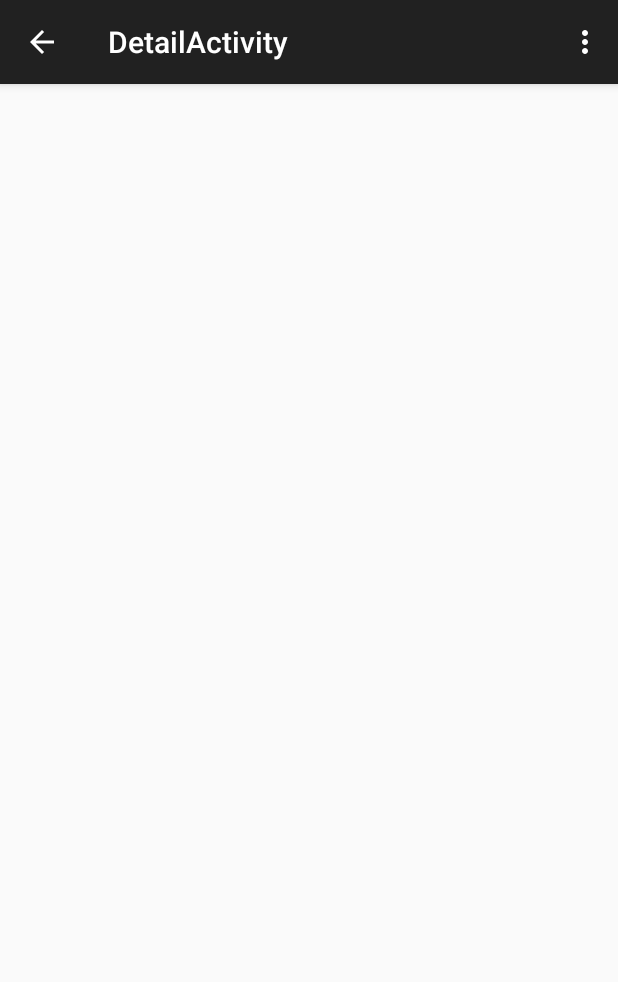
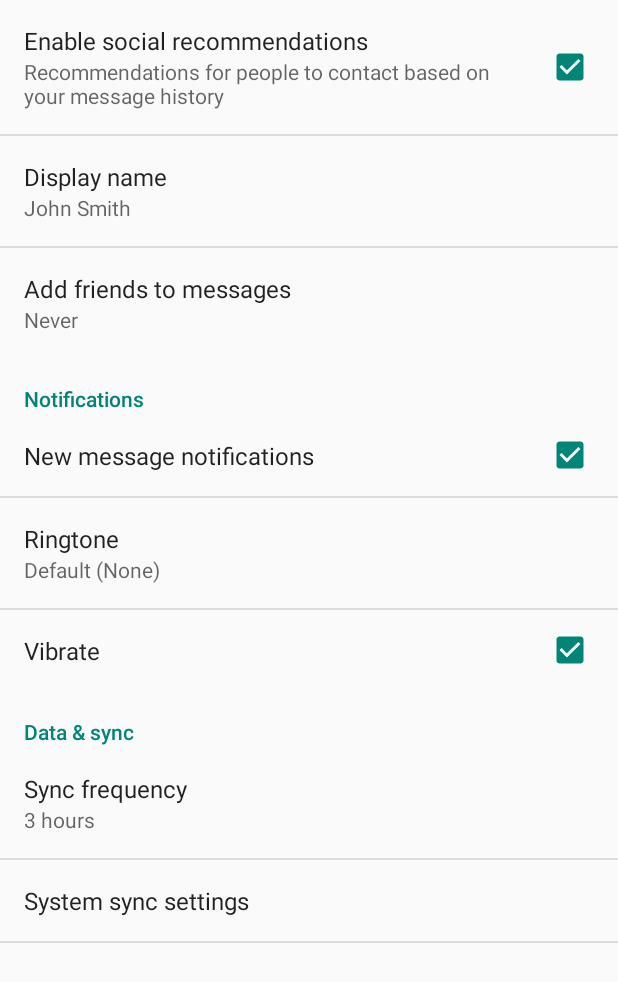
Before and after one commit to dheeraj9198/WeatherApp, an Android app: the DetailActivity screen opened directly, with no data from a screen before it, in the options menu, after a tap on "Settings", on a phone screen of 412 x 824 dp. Shown: the top 982 px of the screen. Run offline under Robolectric (Android 15) with nearby library versions, the phone set to English and light mode, and no system bars.

Commit message:
settings activity

```diff
--- a/app/build.gradle
+++ b/app/build.gradle
@@ -9,7 +9,9 @@ dependencies {
     compile 'com.android.support:appcompat-v7:21.0.3'
     compile 'com.fasterxml.jackson.core:jackson-core:2.2.3'
     compile 'com.fasterxml.jackson.core:jackson-databind:2.2.3'
+    compile 'com.android.support:support-v4:21.0.3'
 }
+
 
 android {
     compileSdkVersion 21
--- a/app/src/main/java/sachan/dheeraj/weatherapp/DetailActivity.java
+++ b/app/src/main/java/sachan/dheeraj/weatherapp/DetailActivity.java
@@ -12,6 +12,7 @@ import android.view.View;
 import android.view.ViewGroup;
 import android.os.Build;
 import android.widget.TextView;
+import android.widget.Toast;
 
 
 public class DetailActivity extends ActionBarActivity {
@@ -53,6 +54,9 @@ public class DetailActivity extends ActionBarActivity {
 
         //noinspection SimplifiableIfStatement
         if (id == R.id.action_settings) {
+            Toast.makeText(DetailActivity.this, "starting settings", Toast.LENGTH_LONG).show();
+            Intent intent = new Intent(DetailActivity.this,SettingsActivity.class);
+            startActivity(intent);
             return true;
         }
 
--- a/app/src/main/java/sachan/dheeraj/weatherapp/MainActivity.java
+++ b/app/src/main/java/sachan/dheeraj/weatherapp/MainActivity.java
@@ -1,9 +1,11 @@
 package sachan.dheeraj.weatherapp;
 
+import android.content.Intent;
 import android.support.v7.app.ActionBarActivity;
 import android.os.Bundle;
 import android.view.Menu;
 import android.view.MenuItem;
+import android.widget.Toast;
 
 // http://api.openweathermap.org/data/2.5/forecast/daily?q=94043&mode=json&units=metric&cnt=7
 // https://gist.github.com/anonymous/1c04bf2423579e9d2dcd
@@ -36,7 +38,10 @@ public class MainActivity extends ActionBarActivity {
         // as you specify a parent activity in AndroidManifest.xml.
         int id = item.getItemId();
         //noinspection SimplifiableIfStatement
-        if (id == R.id.action_settings) {
+        if(id == R.id.action_settings){
+            Toast.makeText(MainActivity.this, "starting settings", Toast.LENGTH_LONG).show();
+            Intent intent = new Intent(MainActivity.this,SettingsActivity.class);
+            startActivity(intent);
             return true;
         }
         return super.onOptionsItemSelected(item);
--- /dev/null
+++ b/app/src/main/java/sachan/dheeraj/weatherapp/SettingsActivity.java
@@ -0,0 +1,296 @@
+package sachan.dheeraj.weatherapp;
+
+import android.annotation.TargetApi;
+import android.content.Context;
+import android.content.res.Configuration;
+import android.media.Ringtone;
+import android.media.RingtoneManager;
+import android.net.Uri;
+import android.os.Build;
+import android.os.Bundle;
+import android.preference.ListPreference;
+import android.preference.Preference;
+import android.preference.PreferenceActivity;
+import android.preference.PreferenceCategory;
+import android.preference.PreferenceFragment;
+import android.preference.PreferenceManager;
+import android.preference.RingtonePreference;
+import android.text.TextUtils;
+import android.view.MenuItem;
+import android.support.v4.app.NavUtils;
+
+
+import java.util.List;
+
+/**
+ * A {@link PreferenceActivity} that presents a set of application settings. On
+ * handset devices, settings are presented as a single list. On tablets,
+ * settings are split by category, with category headers shown to the left of
+ * the list of settings.
+ * <p/>
+ * See <a href="http://developer.android.com/design/patterns/settings.html">
+ * Android Design: Settings</a> for design guidelines and the <a
+ * href="http://developer.android.com/guide/topics/ui/settings.html">Settings
+ * API Guide</a> for more information on developing a Settings UI.
+ */
+public class SettingsActivity extends PreferenceActivity {
+    /**
+     * Determines whether to always show the simplified settings UI, where
+     * settings are presented in a single list. When false, settings are shown
+     * as a master/detail two-pane view on tablets. When true, a single pane is
+     * shown on tablets.
+     */
+    private static final boolean ALWAYS_SIMPLE_PREFS = false;
+
+    @Override
+    protected void onCreate(Bundle savedInstanceState) {
+        super.onCreate(savedInstanceState);
+        setupActionBar();
+    }
+
+    /**
+     * Set up the {@link android.app.ActionBar}, if the API is available.
+     */
+    @TargetApi(Build.VERSION_CODES.HONEYCOMB)
+    private void setupActionBar() {
+        if (Build.VERSION.SDK_INT >= Build.VERSION_CODES.HONEYCOMB) {
+            // Show the Up button in the action bar.
+            //getActionBar().setDisplayHomeAsUpEnabled(true);
+        }
+    }
+
+    @Override
+    public boolean onOptionsItemSelected(MenuItem item) {
+        int id = item.getItemId();
+        if (id == android.R.id.home) {
+            // This ID represents the Home or Up button. In the case of this
+            // activity, the Up button is shown. Use NavUtils to allow users
+            // to navigate up one level in the application structure. For
+            // more details, see the Navigation pattern on Android Design:
+            //
+            // http://developer.android.com/design/patterns/navigation.html#up-vs-back
+            //
+            // TODO: If Settings has multiple levels, Up should navigate up
+            // that hierarchy.
+            NavUtils.navigateUpFromSameTask(this);
+            return true;
+        }
+        return super.onOptionsItemSelected(item);
+    }
+
+    @Override
+    protected void onPostCreate(Bundle savedInstanceState) {
+        super.onPostCreate(savedInstanceState);
+
+        setupSimplePreferencesScreen();
+    }
+
+    /**
+     * Shows the simplified settings UI if the device configuration if the
+     * device configuration dictates that a simplified, single-pane UI should be
+     * shown.
+     */
+    private void setupSimplePreferencesScreen() {
+        if (!isSimplePreferences(this)) {
+            return;
+        }
+
+        // In the simplified UI, fragments are not used at all and we instead
+        // use the older PreferenceActivity APIs.
+
+        // Add 'general' preferences.
+        addPreferencesFromResource(R.xml.pref_general);
+
+        // Add 'notifications' preferences, and a corresponding header.
+        PreferenceCategory fakeHeader = new PreferenceCategory(this);
+        fakeHeader.setTitle(R.string.pref_header_notifications);
+        getPreferenceScreen().addPreference(fakeHeader);
+        addPreferencesFromResource(R.xml.pref_notification);
+
+        // Add 'data and sync' preferences, and a corresponding header.
+        fakeHeader = new PreferenceCategory(this);
+        fakeHeader.setTitle(R.string.pref_header_data_sync);
+        getPreferenceScreen().addPreference(fakeHeader);
+        addPreferencesFromResource(R.xml.pref_data_sync);
+
+        // Bind the summaries of EditText/List/Dialog/Ringtone preferences to
+        // their values. When their values change, their summaries are updated
+        // to reflect the new value, per the Android Design guidelines.
+        bindPreferenceSummaryToValue(findPreference("example_text"));
+        bindPreferenceSummaryToValue(findPreference("example_list"));
+        bindPreferenceSummaryToValue(findPreference("notifications_new_message_ringtone"));
+        bindPreferenceSummaryToValue(findPreference("sync_frequency"));
+    }
+
+    /**
+     * {@inheritDoc}
+     */
+    @Override
+    public boolean onIsMultiPane() {
+        return isXLargeTablet(this) && !isSimplePreferences(this);
+    }
+
+    /**
+     * Helper method to determine if the device has an extra-large screen. For
+     * example, 10" tablets are extra-large.
+     */
+    private static boolean isXLargeTablet(Context context) {
+        return (context.getResources().getConfiguration().screenLayout
+                & Configuration.SCREENLAYOUT_SIZE_MASK) >= Configuration.SCREENLAYOUT_SIZE_XLARGE;
+    }
+
+    /**
+     * Determines whether the simplified settings UI should be shown. This is
+     * true if this is forced via {@link #ALWAYS_SIMPLE_PREFS}, or the device
+     * doesn't have newer APIs like {@link PreferenceFragment}, or the device
+     * doesn't have an extra-large screen. In these cases, a single-pane
+     * "simplified" settings UI should be shown.
+     */
+    private static boolean isSimplePreferences(Context context) {
+        return ALWAYS_SIMPLE_PREFS
+                || Build.VERSION.SDK_INT < Build.VERSION_CODES.HONEYCOMB
+                || !isXLargeTablet(context);
+    }
+
+    /**
+     * {@inheritDoc}
+     */
+    @Override
+    @TargetApi(Build.VERSION_CODES.HONEYCOMB)
+    public void onBuildHeaders(List<Header> target) {
+        if (!isSimplePreferences(this)) {
+            loadHeadersFromResource(R.xml.pref_headers, target);
+        }
+    }
+
+    /**
+     * A preference value change listener that updates the preference's summary
+     * to reflect its new value.
+     */
+    private static Preference.OnPreferenceChangeListener sBindPreferenceSummaryToValueListener = new Preference.OnPreferenceChangeListener() {
+        @Override
+        public boolean onPreferenceChange(Preference preference, Object value) {
+            String stringValue = value.toString();
+
+            if (preference instanceof ListPreference) {
+                // For list preferences, look up the correct display value in
+                // the preference's 'entries' list.
+                ListPreference listPreference = (ListPreference) preference;
+                int index = listPreference.findIndexOfValue(stringValue);
+
+                // Set the summary to reflect the new value.
+                preference.setSummary(
+                        index >= 0
+                                ? listPreference.getEntries()[index]
+                                : null);
+
+            } else if (preference instanceof RingtonePreference) {
+                // For ringtone preferences, look up the correct display value
+                // using RingtoneManager.
+                if (TextUtils.isEmpty(stringValue)) {
+                    // Empty values correspond to 'silent' (no ringtone).
+                    preference.setSummary(R.string.pref_ringtone_silent);
+
+                } else {
+                    Ringtone ringtone = RingtoneManager.getRingtone(
+                            preference.getContext(), Uri.parse(stringValue));
+
+                    if (ringtone == null) {
+                        // Clear the summary if there was a lookup error.
+                        preference.setSummary(null);
+                    } else {
+                        // Set the summary to reflect the new ringtone display
+                        // name.
+                        String name = ringtone.getTitle(preference.getContext());
+                        preference.setSummary(name);
+                    }
+                }
+
+            } else {
+                // For all other preferences, set the summary to the value's
+                // simple string representation.
+                preference.setSummary(stringValue);
+            }
+            return true;
+        }
+    };
+
+    /**
+     * Binds a preference's summary to its value. More specifically, when the
+     * preference's value is changed, its summary (line of text below the
+     * preference title) is updated to reflect the value. The summary is also
+     * immediately updated upon calling this method. The exact display format is
+     * dependent on the type of preference.
+     *
+     * @see #sBindPreferenceSummaryToValueListener
+     */
+    private static void bindPreferenceSummaryToValue(Preference preference) {
+        // Set the listener to watch for value changes.
+        preference.setOnPreferenceChangeListener(sBindPreferenceSummaryToValueListener);
+
+        // Trigger the listener immediately with the preference's
+        // current value.
+        sBindPreferenceSummaryToValueListener.onPreferenceChange(preference,
+                PreferenceManager
+                        .getDefaultSharedPreferences(preference.getContext())
+                        .getString(preference.getKey(), ""));
+    }
+
+    /**
+     * This fragment shows general preferences only. It is used when the
+     * activity is showing a two-pane settings UI.
+     */
+    @TargetApi(Build.VERSION_CODES.HONEYCOMB)
+    public static class GeneralPreferenceFragment extends PreferenceFragment {
+        @Override
+        public void onCreate(Bundle savedInstanceState) {
+            super.onCreate(savedInstanceState);
+            addPreferencesFromResource(R.xml.pref_general);
+
+            // Bind the summaries of EditText/List/Dialog/Ringtone preferences
+            // to their values. When their values change, their summaries are
+            // updated to reflect the new value, per the Android Design
+            // guidelines.
+            bindPreferenceSummaryToValue(findPreference("example_text"));
+            bindPreferenceSummaryToValue(findPreference("example_list"));
+        }
+    }
+
+    /**
+     * This fragment shows notification preferences only. It is used when the
+     * activity is showing a two-pane settings UI.
+     */
+    @TargetApi(Build.VERSION_CODES.HONEYCOMB)
+    public static class NotificationPreferenceFragment extends PreferenceFragment {
+        @Override
+        public void onCreate(Bundle savedInstanceState) {
+            super.onCreate(savedInstanceState);
+            addPreferencesFromResource(R.xml.pref_notification);
+
+            // Bind the summaries of EditText/List/Dialog/Ringtone preferences
+            // to their values. When their values change, their summaries are
+            // updated to reflect the new value, per the Android Design
+            // guidelines.
+            bindPreferenceSummaryToValue(findPreference("notifications_new_message_ringtone"));
+        }
+    }
+
+    /**
+     * This fragment shows data and sync preferences only. It is used when the
+     * activity is showing a two-pane settings UI.
+     */
+    @TargetApi(Build.VERSION_CODES.HONEYCOMB)
+    public static class DataSyncPreferenceFragment extends PreferenceFragment {
+        @Override
+        public void onCreate(Bundle savedInstanceState) {
+            super.onCreate(savedInstanceState);
+            addPreferencesFromResource(R.xml.pref_data_sync);
+
+            // Bind the summaries of EditText/List/Dialog/Ringtone preferences
+            // to their values. When their values change, their summaries are
+            // updated to reflect the new value, per the Android Design
+            // guidelines.
+            bindPreferenceSummaryToValue(findPreference("sync_frequency"));
+        }
+    }
+}
--- a/app/src/main/res/menu/menu_detail.xml
+++ b/app/src/main/res/menu/menu_detail.xml
@@ -2,6 +2,9 @@
     xmlns:app="http://schemas.android.com/apk/res-auto"
     xmlns:tools="http://schemas.android.com/tools"
     tools:context="sachan.dheeraj.weatherapp.DetailActivity">
-    <item android:id="@+id/action_settings" android:title="@string/action_settings"
-        android:orderInCategory="100" app:showAsAction="never" />
+    <item
+        android:id="@+id/action_settings"
+        android:orderInCategory="100"
+        android:title="@string/action_settings"
+        app:showAsAction="never" />
 </menu>
--- /dev/null
+++ b/app/src/main/res/values/strings_activity_settings.xml
@@ -0,0 +1,61 @@
+<resources>
+    <string name="title_activity_settings">Settings</string>
+
+    <!-- Strings related to Settings -->
+
+    <!-- Example General settings -->
+    <string name="pref_header_general">General</string>
+
+    <string name="pref_title_social_recommendations">Enable social recommendations</string>
+    <string name="pref_description_social_recommendations">Recommendations for people to contact
+        based on your message history
+    </string>
+
+    <string name="pref_title_display_name">Display name</string>
+    <string name="pref_default_display_name">John Smith</string>
+
+    <string name="pref_title_add_friends_to_messages">Add friends to messages</string>
+    <string-array name="pref_example_list_titles">
+        <item>Always</item>
+        <item>When possible</item>
+        <item>Never</item>
+    </string-array>
+    <string-array name="pref_example_list_values">
+        <item>1</item>
+        <item>0</item>
+        <item>-1</item>
+    </string-array>
+
+    <!-- Example settings for Data & Sync -->
+    <string name="pref_header_data_sync">Data &amp; sync</string>
+
+    <string name="pref_title_sync_frequency">Sync frequency</string>
+    <string-array name="pref_sync_frequency_titles">
+        <item>15 minutes</item>
+        <item>30 minutes</item>
+        <item>1 hour</item>
+        <item>3 hours</item>
+        <item>6 hours</item>
+        <item>Never</item>
+    </string-array>
+    <string-array name="pref_sync_frequency_values">
+        <item>15</item>
+        <item>30</item>
+        <item>60</item>
+        <item>180</item>
+        <item>360</item>
+        <item>-1</item>
+    </string-array>
+
+    <string name="pref_title_system_sync_settings">System sync settings</string>
+
+    <!-- Example settings for Notifications -->
+    <string name="pref_header_notifications">Notifications</string>
+
+    <string name="pref_title_new_message_notifications">New message notifications</string>
+
+    <string name="pref_title_ringtone">Ringtone</string>
+    <string name="pref_ringtone_silent">Silent</string>
+
+    <string name="pref_title_vibrate">Vibrate</string>
+</resources>
--- /dev/null
+++ b/app/src/main/res/xml/pref_data_sync.xml
@@ -0,0 +1,21 @@
+<PreferenceScreen xmlns:android="http://schemas.android.com/apk/res/android">
+
+    <!-- NOTE: Hide buttons to simplify the UI. Users can touch outside the dialog to
+         dismiss it. -->
+    <!-- NOTE: ListPreference's summary should be set to its value by the activity code. -->
+    <ListPreference
+        android:key="sync_frequency"
+        android:title="@string/pref_title_sync_frequency"
+        android:entries="@array/pref_sync_frequency_titles"
+        android:entryValues="@array/pref_sync_frequency_values"
+        android:defaultValue="180"
+        android:negativeButtonText="@null"
+        android:positiveButtonText="@null" />
+
+    <!-- This preference simply launches an intent when selected. Use this UI sparingly, per
+         design guidelines. -->
+    <Preference android:title="@string/pref_title_system_sync_settings">
+        <intent android:action="android.settings.SYNC_SETTINGS" />
+    </Preference>
+
+</PreferenceScreen>
--- /dev/null
+++ b/app/src/main/res/xml/pref_general.xml
@@ -0,0 +1,33 @@
+<PreferenceScreen xmlns:android="http://schemas.android.com/apk/res/android">
+
+    <CheckBoxPreference
+        android:key="example_checkbox"
+        android:title="@string/pref_title_social_recommendations"
+        android:summary="@string/pref_description_social_recommendations"
+        android:defaultValue="true" />
+
+    <!-- NOTE: EditTextPreference accepts EditText attributes. -->
+    <!-- NOTE: EditTextPreference's summary should be set to its value by the activity code. -->
+    <EditTextPreference
+        android:key="example_text"
+        android:title="@string/pref_title_display_name"
+        android:defaultValue="@string/pref_default_display_name"
+        android:selectAllOnFocus="true"
+        android:inputType="textCapWords"
+        android:capitalize="words"
+        android:singleLine="true"
+        android:maxLines="1" />
+
+    <!-- NOTE: Hide buttons to simplify the UI. Users can touch outside the dialog to
+         dismiss it. -->
+    <!-- NOTE: ListPreference's summary should be set to its value by the activity code. -->
+    <ListPreference
+        android:key="example_list"
+        android:title="@string/pref_title_add_friends_to_messages"
+        android:defaultValue="-1"
+        android:entries="@array/pref_example_list_titles"
+        android:entryValues="@array/pref_example_list_values"
+        android:negativeButtonText="@null"
+        android:positiveButtonText="@null" />
+
+</PreferenceScreen>
--- /dev/null
+++ b/app/src/main/res/xml/pref_headers.xml
@@ -0,0 +1,15 @@
+<preference-headers xmlns:android="http://schemas.android.com/apk/res/android">
+
+    <!-- These settings headers are only used on tablets. -->
+
+    <header android:fragment="sachan.dheeraj.weatherapp.SettingsActivity$GeneralPreferenceFragment"
+        android:title="@string/pref_header_general" />
+
+    <header
+        android:fragment="sachan.dheeraj.weatherapp.SettingsActivity$NotificationPreferenceFragment"
+        android:title="@string/pref_header_notifications" />
+
+    <header android:fragment="sachan.dheeraj.weatherapp.SettingsActivity$DataSyncPreferenceFragment"
+        android:title="@string/pref_header_data_sync" />
+
+</preference-headers>
--- /dev/null
+++ b/app/src/main/res/xml/pref_notification.xml
@@ -0,0 +1,27 @@
+<PreferenceScreen xmlns:android="http://schemas.android.com/apk/res/android">
+
+    <!-- A 'parent' preference, which enables/disables child preferences (below)
+         when checked/unchecked. -->
+    <CheckBoxPreference
+        android:key="notifications_new_message"
+        android:title="@string/pref_title_new_message_notifications"
+        android:defaultValue="true" />
+
+    <!-- Allows the user to choose a ringtone in the 'notification' category. -->
+    <!-- NOTE: This preference will be enabled only when the checkbox above is checked. -->
+    <!-- NOTE: RingtonePreference's summary should be set to its value by the activity code. -->
+    <RingtonePreference
+        android:dependency="notifications_new_message"
+        android:key="notifications_new_message_ringtone"
+        android:title="@string/pref_title_ringtone"
+        android:ringtoneType="notification"
+        android:defaultValue="content://settings/system/notification_sound" />
+
+    <!-- NOTE: This preference will be enabled only when the checkbox above is checked. -->
+    <CheckBoxPreference
+        android:dependency="notifications_new_message"
+        android:key="notifications_new_message_vibrate"
+        android:title="@string/pref_title_vibrate"
+        android:defaultValue="true" />
+
+</PreferenceScreen>
```
Also changed, not shown: app/src/main/AndroidManifest.xml (+8 -0 lines).
